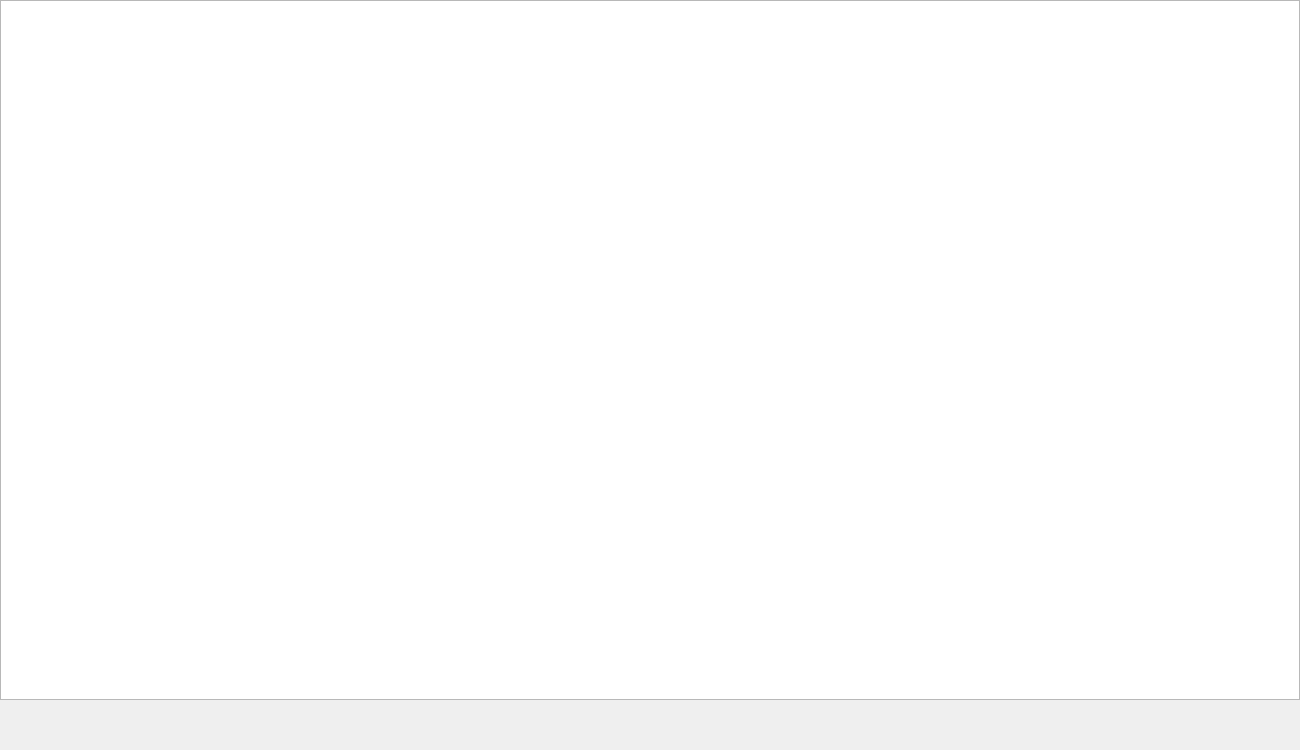
First picture: the form in juego/widget.ui, repository XJulianSalazarX/prueba_P_Final, before the edit.
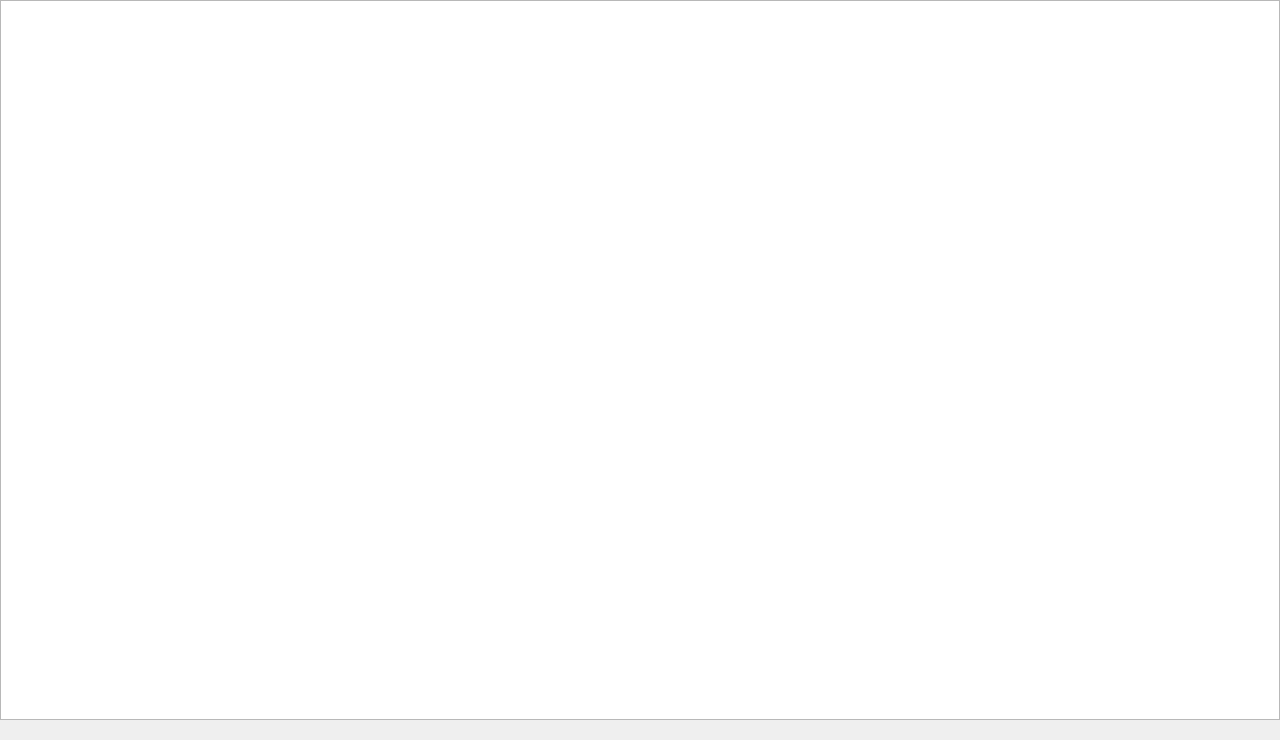
Second picture: the form after the edit.

Diff of the .ui file:
```diff
--- a/juego/widget.ui
+++ b/juego/widget.ui
@@ -6,8 +6,8 @@
    <rect>
     <x>0</x>
     <y>0</y>
-    <width>1300</width>
-    <height>750</height>
+    <width>1280</width>
+    <height>740</height>
    </rect>
   </property>
   <property name="windowTitle">
@@ -18,8 +18,8 @@
     <rect>
      <x>0</x>
      <y>0</y>
-     <width>1300</width>
-     <height>700</height>
+     <width>1280</width>
+     <height>720</height>
     </rect>
    </property>
   </widget>
```
